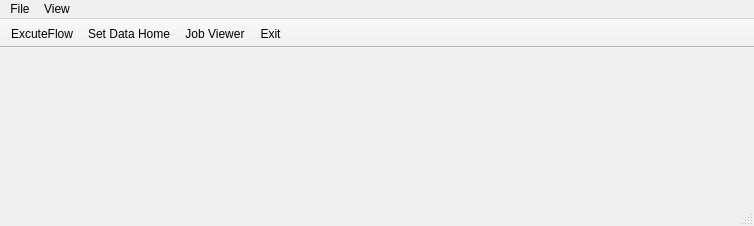
This is src/qjdmainwindow.ui in xtfllbl/Flow2 as Qt 5 draws it before an edit. The edited form follows.
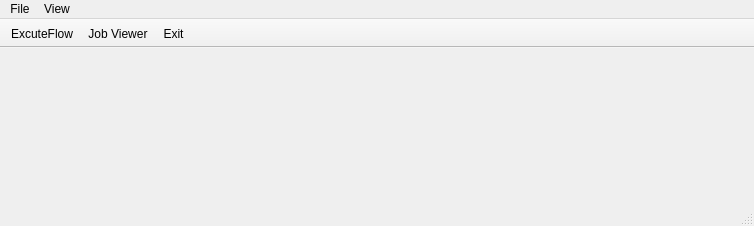
This is the edited form. Icons and pictures are not drawn.

```diff
--- a/src/qjdmainwindow.ui
+++ b/src/qjdmainwindow.ui
@@ -57,7 +57,6 @@
     <bool>false</bool>
    </attribute>
    <addaction name="actionExcuteFlow"/>
-   <addaction name="actionSetDataHome"/>
    <addaction name="actionJob_Viewer"/>
    <addaction name="actionExit"/>
   </widget>
@@ -81,15 +80,6 @@
     <string>New Area</string>
    </property>
   </action>
-  <action name="actionSetDataHome">
-   <property name="icon">
-    <iconset resource="../images.qrc">
-     <normaloff>:/src/images/sethome.png</normaloff>:/src/images/sethome.png</iconset>
-   </property>
-   <property name="text">
-    <string>Set Data Home</string>
-   </property>
-  </action>
   <action name="actionExcuteFlow">
    <property name="icon">
     <iconset resource="../images.qrc">
```
Left out of the diff: 1 changed line with no effect on the pictures.
